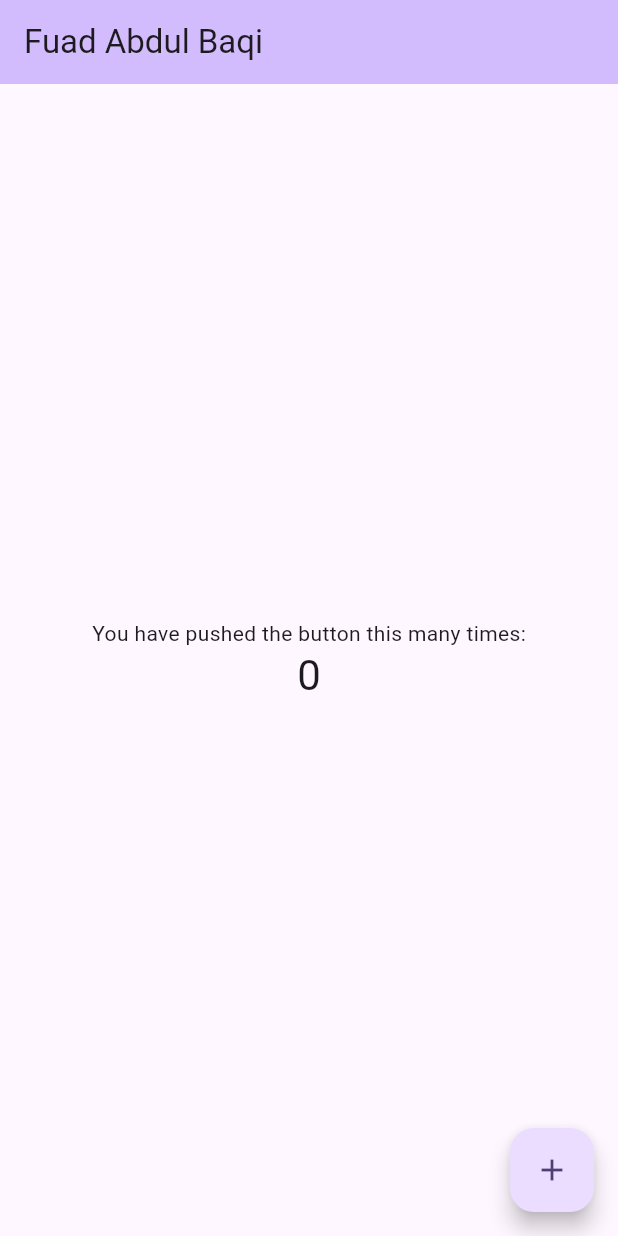
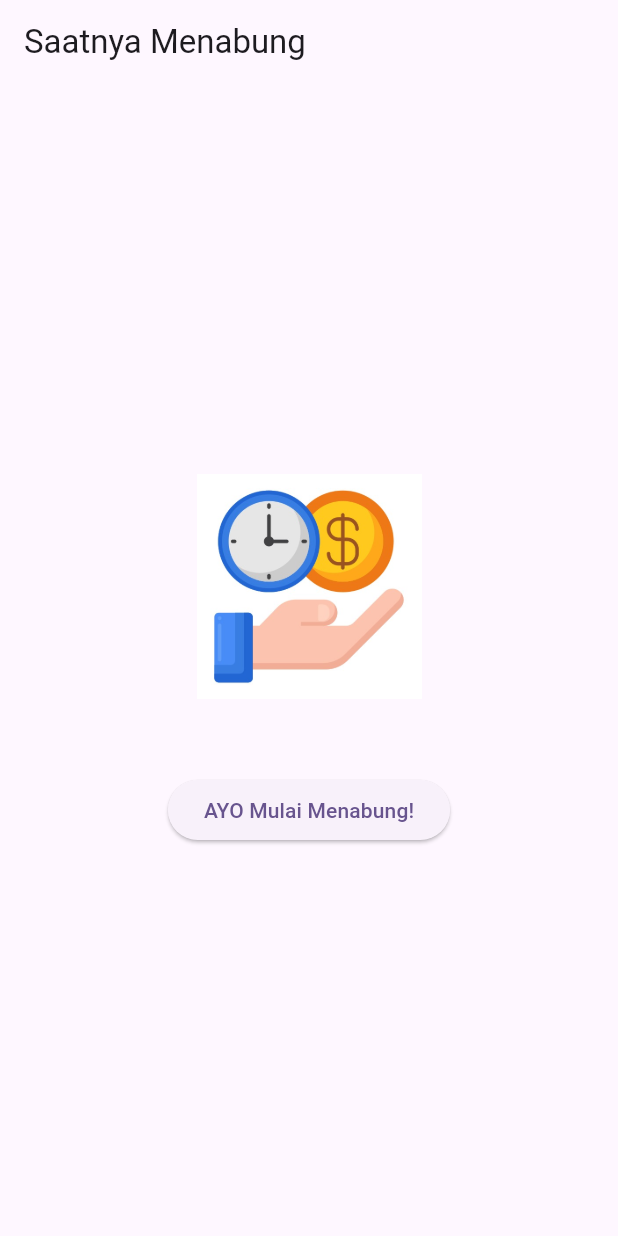
Before and after one commit to abdlbaqi/prak-mobilelanjut-2307051021, a Flutter app: the screen it shows after launch, on a phone screen of 412 x 824 dp. Run offline on Flutter 3.47's test engine with Material 3 defaults, Android fonts, the phone set to English and light mode, and no system bars.

Commit message:
pertemuan 3

```diff
--- /dev/null
+++ b/lib/basic_widget.dart
@@ -0,0 +1,25 @@
+import 'package:flutter/material.dart';
+
+class BasicWidget extends StatelessWidget {
+  const BasicWidget({super.key});
+
+  @override
+  Widget build(BuildContext context) {
+    return Scaffold(
+      appBar: AppBar(title: const Text('Saatnya Menabung')),
+      body: Center(
+        child: Column(
+          mainAxisAlignment: MainAxisAlignment.center,
+          children: [
+            Image.asset('assets/images/logo.jpg', width: 150, height: 150),
+            const SizedBox(height: 50),
+            ElevatedButton(
+              onPressed: () {},
+              child: const Text('AYO Mulai Menabung!'),
+            ),
+          ],
+        ),
+      ),
+    );
+  }
+}
--- a/lib/main.dart
+++ b/lib/main.dart
@@ -1,4 +1,9 @@
+
 import 'package:flutter/material.dart';
+// import 'package:myapp/column_widget.dart';
+// import 'package:myapp/row_widget.dart';
+import 'package:myapp/basic_widget.dart';
+
 
 void main() {
   runApp(const MyApp());
@@ -11,112 +16,12 @@ class MyApp extends StatelessWidget {
         @override
           Widget build(BuildContext context) {
               return MaterialApp(
-      title: 'Flutter Demo',
+                    title: 'Praktikum Mobile Lanjut',
                           theme: ThemeData(
-        // This is the theme of your application.
-        //
-        // TRY THIS: Try running your application with "flutter run". You'll see
-        // the application has a purple toolbar. Then, without quitting the app,
-        // try changing the seedColor in the colorScheme below to Colors.green
-        // and then invoke "hot reload" (save your changes or press the "hot
-        // reload" button in a Flutter-supported IDE, or press "r" if you used
-        // the command line to start the app).
-        //
-        // Notice that the counter didn't reset back to zero; the application
-        // state is not lost during the reload. To reset the state, use hot
-        // restart instead.
-        //
-        // This works for code too, not just values: Most code changes can be
-        // tested with just a hot reload.
                                   colorScheme: ColorScheme.fromSeed(seedColor: Colors.deepPurple),
+                                          useMaterial3: true,
                                                 ),
-      home: const MyHomePage(title: 'Fuad Abdul Baqi'),
+                                                      home: const BasicWidget(),
                                                           );
                                                             }
                                                             }
-
-class MyHomePage extends StatefulWidget {
-  const MyHomePage({super.key, required this.title});
-
-  // This widget is the home page of your application. It is stateful, meaning
-  // that it has a State object (defined below) that contains fields that affect
-  // how it looks.
-
-  // This class is the configuration for the state. It holds the values (in this
-  // case the title) provided by the parent (in this case the App widget) and
-  // used by the build method of the State. Fields in a Widget subclass are
-  // always marked "final".
-
-  final String title;
-
-  @override
-  State<MyHomePage> createState() => _MyHomePageState();
-}
-
-class _MyHomePageState extends State<MyHomePage> {
-  int _counter = 0;
-
-  void _incrementCounter() {
-    setState(() {
-      // This call to setState tells the Flutter framework that something has
-      // changed in this State, which causes it to rerun the build method below
-      // so that the display can reflect the updated values. If we changed
-      // _counter without calling setState(), then the build method would not be
-      // called again, and so nothing would appear to happen.
-      _counter++;
-    });
-  }
-
-  @override
-  Widget build(BuildContext context) {
-    // This method is rerun every time setState is called, for instance as done
-    // by the _incrementCounter method above.
-    //
-    // The Flutter framework has been optimized to make rerunning build methods
-    // fast, so that you can just rebuild anything that needs updating rather
-    // than having to individually change instances of widgets.
-    return Scaffold(
-      appBar: AppBar(
-        // TRY THIS: Try changing the color here to a specific color (to
-        // Colors.amber, perhaps?) and trigger a hot reload to see the AppBar
-        // change color while the other colors stay the same.
-        backgroundColor: Theme.of(context).colorScheme.inversePrimary,
-        // Here we take the value from the MyHomePage object that was created by
-        // the App.build method, and use it to set our appbar title.
-        title: Text(widget.title),
-      ),
-      body: Center(
-        // Center is a layout widget. It takes a single child and positions it
-        // in the middle of the parent.
-        child: Column(
-          // Column is also a layout widget. It takes a list of children and
-          // arranges them vertically. By default, it sizes itself to fit its
-          // children horizontally, and tries to be as tall as its parent.
-          //
-          // Column has various properties to control how it sizes itself and
-          // how it positions its children. Here we use mainAxisAlignment to
-          // center the children vertically; the main axis here is the vertical
-          // axis because Columns are vertical (the cross axis would be
-          // horizontal).
-          //
-          // TRY THIS: Invoke "debug painting" (choose the "Toggle Debug Paint"
-          // action in the IDE, or press "p" in the console), to see the
-          // wireframe for each widget.
-          mainAxisAlignment: MainAxisAlignment.center,
-          children: <Widget>[
-            const Text('You have pushed the button this many times:'),
-            Text(
-              '$_counter',
-              style: Theme.of(context).textTheme.headlineMedium,
-            ),
-          ],
-        ),
-      ),
-      floatingActionButton: FloatingActionButton(
-        onPressed: _incrementCounter,
-        tooltip: 'Increment',
-        child: const Icon(Icons.add),
-      ), // This trailing comma makes auto-formatting nicer for build methods.
-    );
-  }
-}
--- a/pubspec.yaml
+++ b/pubspec.yaml
@@ -58,7 +58,8 @@ flutter:
   uses-material-design: true
 
   # To add assets to your application, add an assets section, like this:
-  # assets:
+  assets:
+      - assets/images/
   #   - images/a_dot_burr.jpeg
   #   - images/a_dot_ham.jpeg
 
```
Also changed, not shown: lib/column_widget.dart (added, +20 -0 lines), lib/row_widget.dart (added, +20 -0 lines), assets/images/logo.jpg (added). Lines whose indentation alone changed are shown as unchanged.
